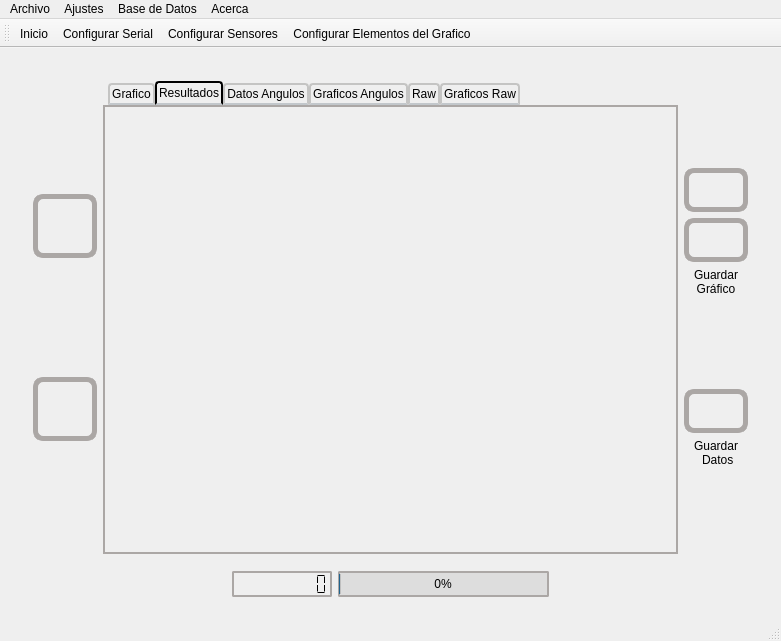
The window that mainwindow.ui (hectorda/Bio-Feedback) describes before a commit, drawn with Qt 5.
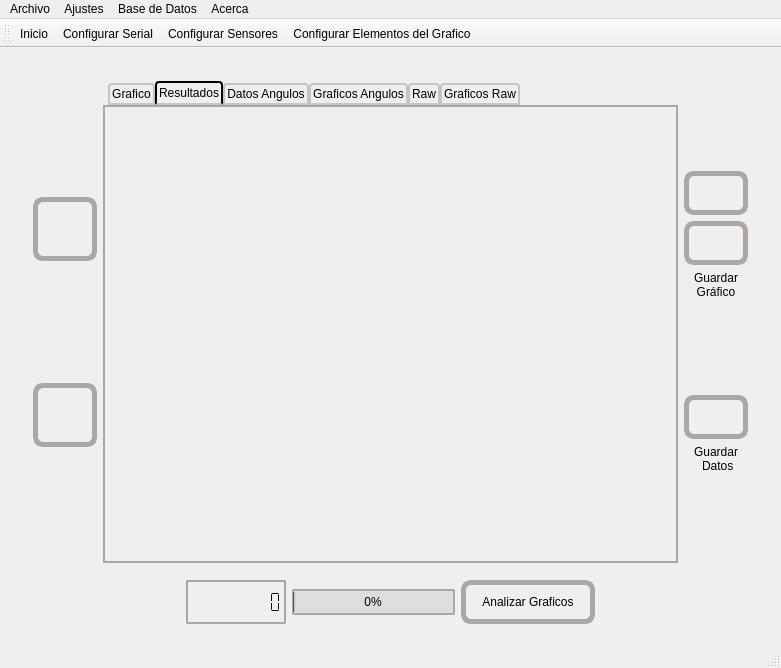
The same window after the commit. The open tabs and pages were chosen to show the change. Icons and pictures are not drawn. Custom widgets are drawn as their Qt base class.

Diff of the .ui file:
```diff
--- a/mainwindow.ui
+++ b/mainwindow.ui
@@ -7,7 +7,7 @@
     <x>0</x>
     <y>0</y>
     <width>781</width>
-    <height>641</height>
+    <height>668</height>
    </rect>
   </property>
   <property name="sizePolicy">
@@ -1521,6 +1521,13 @@
             </property>
            </widget>
           </item>
+          <item>
+           <widget class="QPushButton" name="pushButtonAnalizarGraficos">
+            <property name="text">
+             <string>Analizar Graficos</string>
+            </property>
+           </widget>
+          </item>
           <item>
            <spacer name="horizontalSpacer_8">
             <property name="orientation">
```
Left out of the diff: 7 changed lines with no effect on the pictures.
